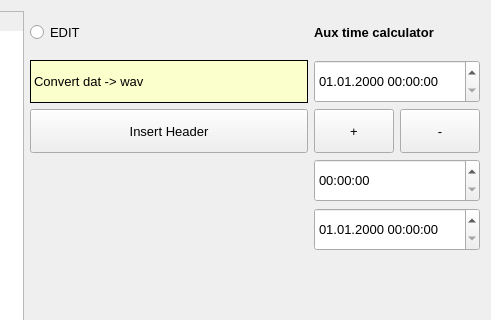
Before: the Qt Designer form sources/wavheader_editor/ressources/wavheader_editor_widget_skin_5.ui in hermy-sf/COHIWizard, drawn with Qt 5; both pictures show x 537 to 1028 and y 0 to 320 of the 1028 by 751 pixel window.
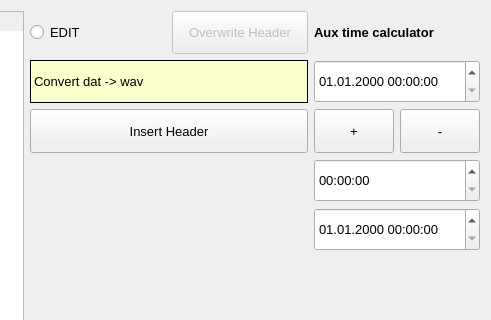
After: the same form once the commit is applied.

Commit message: corrections für fwd,backwd slider, Zeitpositionen in schlecht definierten wavs und dat sowie wavheader Position, Documentation aufgeräumt

Diff of the .ui file:
```diff
--- a/sources/wavheader_editor/ressources/wavheader_editor_widget_skin_5.ui
+++ b/sources/wavheader_editor/ressources/wavheader_editor_widget_skin_5.ui
@@ -1035,6 +1035,36 @@
        </property>
       </widget>
      </item>
+     <item row="0" column="3">
+      <widget class="QPushButton" name="pushButton_OverwriteHeader">
+       <property name="enabled">
+        <bool>false</bool>
+       </property>
+       <property name="sizePolicy">
+        <sizepolicy hsizetype="Expanding" vsizetype="Expanding">
+         <horstretch>1</horstretch>
+         <verstretch>1</verstretch>
+        </sizepolicy>
+       </property>
+       <property name="minimumSize">
+        <size>
+         <width>10</width>
+         <height>10</height>
+        </size>
+       </property>
+       <property name="font">
+        <font>
+         <pointsize>10</pointsize>
+        </font>
+       </property>
+       <property name="toolTip">
+        <string>overwrite the header of the current wav file with the values in the tables (Alt+H)</string>
+       </property>
+       <property name="text">
+        <string>Overwrite Header</string>
+       </property>
+      </widget>
+     </item>
      <item row="2" column="2" colspan="2">
       <widget class="QPushButton" name="pushButton_InsertHeader">
        <property name="sizePolicy">
```
The commit also changes 22 other files.
